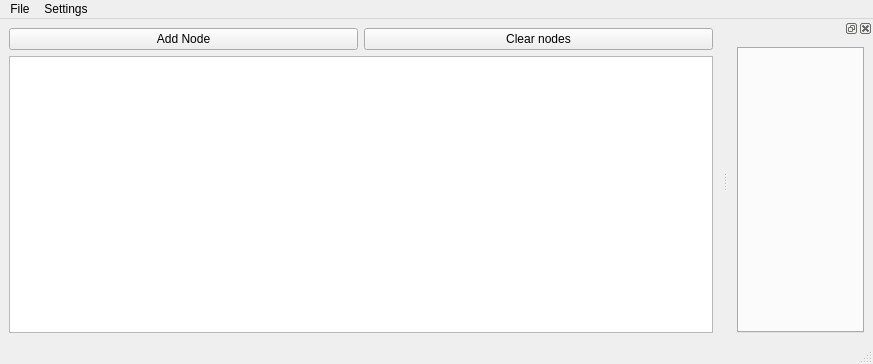
dtmoodie/EagleEye, file EagleEye/UIs/mainwindow.ui: the form before one commit.
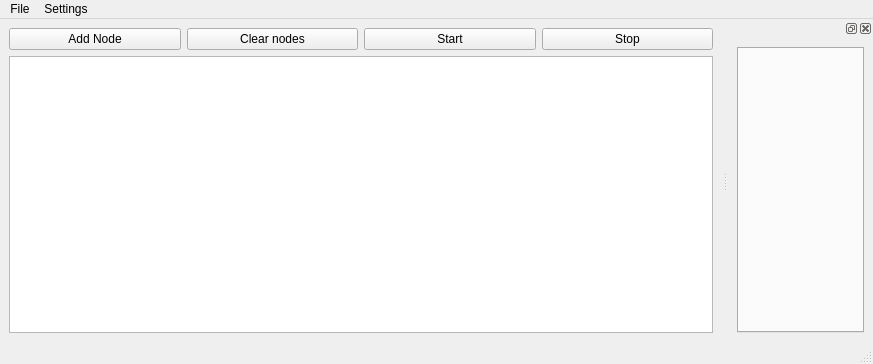
The form after the commit.

Commit message: Added start and stop buttons to the main window. Added checks in the matrixviewer.

The edit to the form file:
```diff
--- a/EagleEye/UIs/mainwindow.ui
+++ b/EagleEye/UIs/mainwindow.ui
@@ -31,7 +31,21 @@
         </property>
        </widget>
       </item>
-      <item row="1" column="0" colspan="2">
+      <item row="0" column="2">
+       <widget class="QPushButton" name="btnStart">
+        <property name="text">
+         <string>Start</string>
+        </property>
+       </widget>
+      </item>
+      <item row="0" column="3">
+       <widget class="QPushButton" name="btnStop">
+        <property name="text">
+         <string>Stop</string>
+        </property>
+       </widget>
+      </item>
+      <item row="1" column="0" colspan="4">
        <widget class="QPlainTextEdit" name="console">
         <property name="sizePolicy">
          <sizepolicy hsizetype="Expanding" vsizetype="Minimum">
```
The commit also changes 4 other files.
